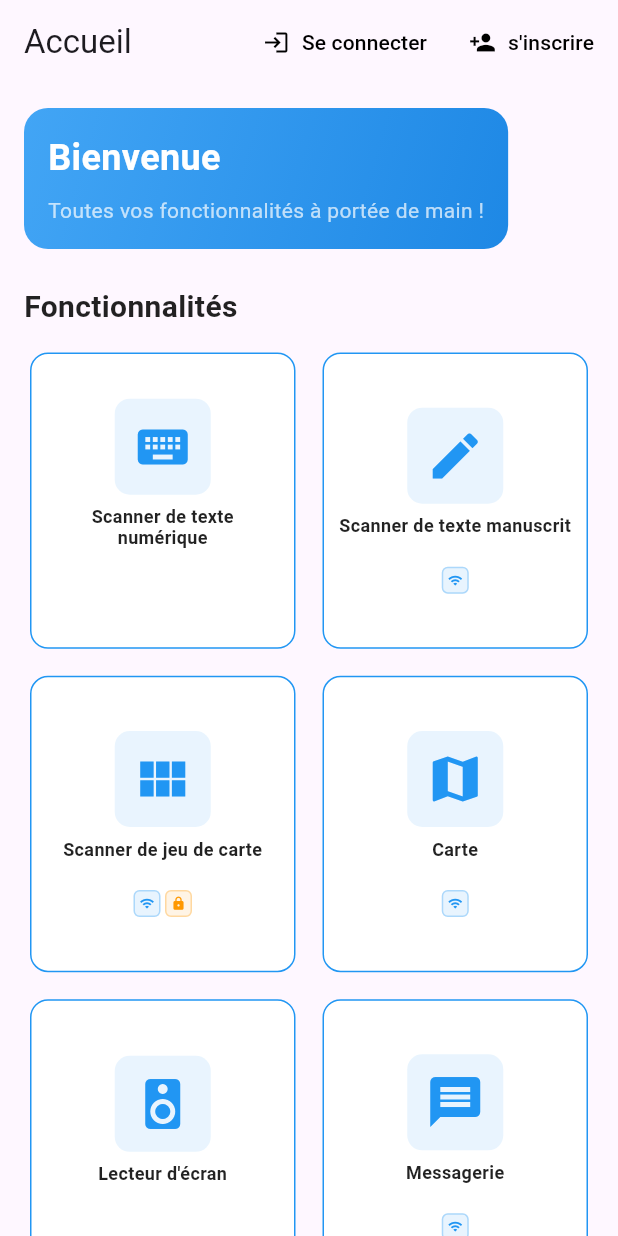
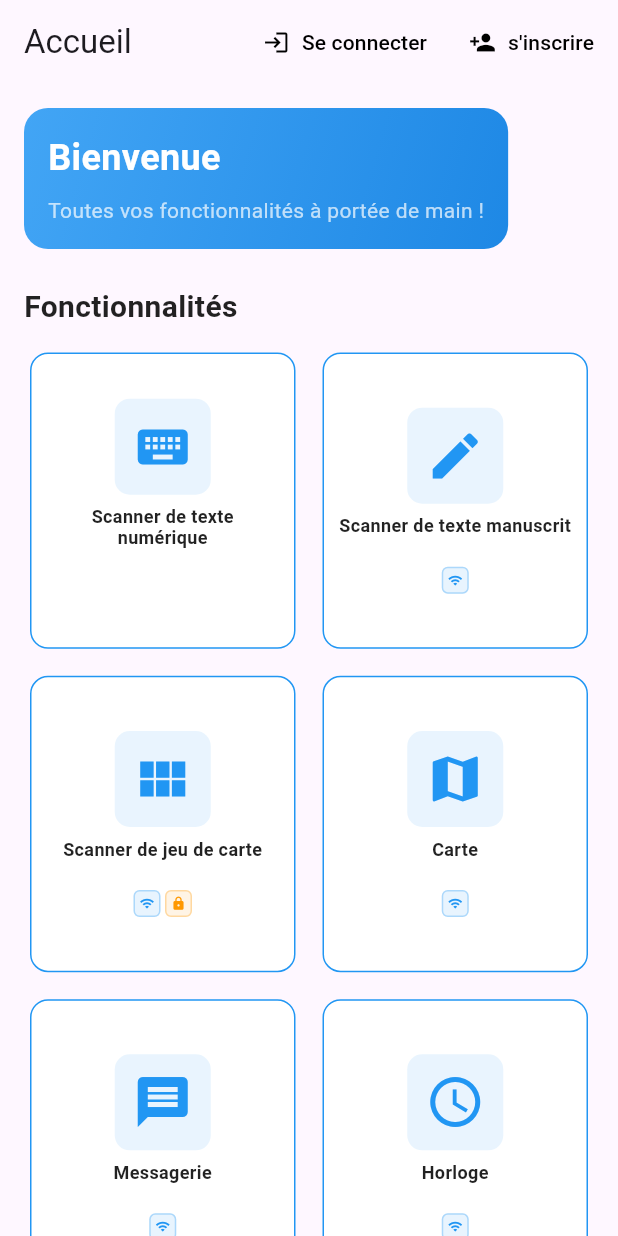
Before and after one commit to CDA6/leodys, a Flutter app: the screen it shows after launch, on a phone screen of 412 x 824 dp. Run offline on Flutter 3.47's test engine with Material 3 defaults, Android fonts, the phone set to English and light mode, and no system bars; our stand-ins replace camera, dartz, flutter_dotenv, flutter_map, flutter_tts, geolocator and 10 more; missing offline and left inert: cunning_document_scanner, google_mlkit_text_recognition, manual_speech_to_text, tflite_flutter; accounts and stored records are empty; network calls fail; statements that could not run were skipped.

Commit message:
fix: integration menu

```diff
--- a/lib/common/pages/home/presentation/widgets/feature_list.dart
+++ b/lib/common/pages/home/presentation/widgets/feature_list.dart
@@ -61,6 +61,26 @@
       isAvailable: true,
       color: Colors.blue,
       description: 'Visualiser et naviguer sur la carte',
+    ),
+    AppFeature(
+      name: 'Messagerie',
+      icon: Icons.message,
+      route: '/messagerie',
+      requiresInternet: true,
+      requiresAuth: false,
+      isAvailable: true,
+      color: Colors.blue,
+      description: 'Envoyer des notifications par mail',
+    ),
+    AppFeature(
+      name: 'Horloge',
+      icon: Icons.access_time,
+      route: '/voice-clock',
+      requiresInternet: true,
+      requiresAuth: false,
+      isAvailable: true,
+      color: Colors.blue,
+      description: "Ecouter l'heure",
     ),
 
     AppFeature(
```
